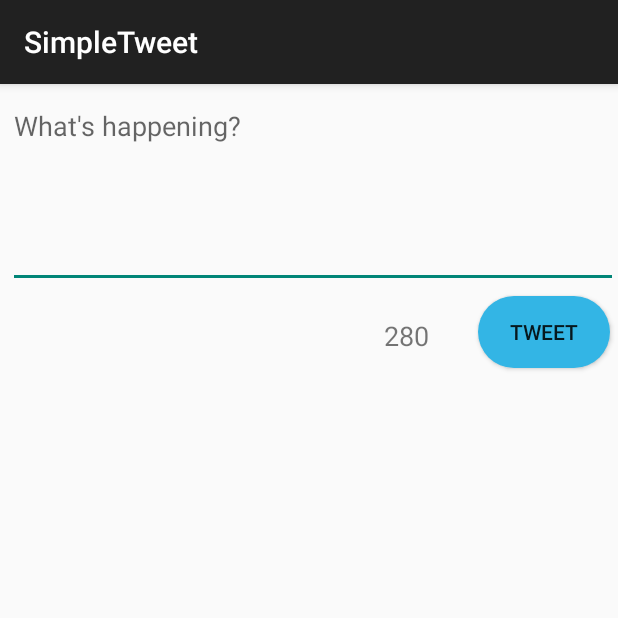
After one commit to Vladpetr/SimpleTweet, an Android app: the ComposeActivity screen opened directly, with no data from a screen before it, on a phone screen of 412 x 824 dp, the top half of it. The commit adds this screen. Run offline under Robolectric (Android 15) with nearby library versions, the phone set to English and light mode, and no system bars; our stand-ins replace Room's generated code; libraries missing offline, so code that uses them is left out: com.codepath.asynchttpclient, com.facebook.stetho, org.parceler; 1 statement that could not run was skipped.

Commit message:
Adding ability to post tweets and view tweets offline.

```diff
--- a/app/build.gradle
+++ b/app/build.gradle
@@ -51,4 +51,7 @@ dependencies {
     implementation "androidx.room:room-runtime:$room_version"
     annotationProcessor "androidx.room:room-compiler:$room_version"
     implementation 'com.facebook.stetho:stetho:1.5.1'
+
+    implementation 'org.parceler:parceler-api:1.1.12'
+    annotationProcessor 'org.parceler:parceler:1.1.12'
 }
--- a/app/src/main/AndroidManifest.xml
+++ b/app/src/main/AndroidManifest.xml
@@ -13,7 +13,8 @@
         android:icon="@drawable/ic_launcher"
         android:label="@string/app_name"
         android:theme="@style/AppTheme">
-        <activity android:name=".TimelineActivity"></activity>
+        <activity android:name=".ComposeActivity"></activity>
+        <activity android:name=".TimelineActivity" />
         <activity
             android:name=".LoginActivity"
             android:label="@string/app_name"
--- /dev/null
+++ b/app/src/main/java/com/codepath/apps/restclienttemplate/ComposeActivity.java
@@ -0,0 +1,131 @@
+package com.codepath.apps.restclienttemplate;
+
+import androidx.appcompat.app.AppCompatActivity;
+
+import android.annotation.SuppressLint;
+import android.content.Intent;
+import android.os.Bundle;
+import android.text.Editable;
+import android.text.TextWatcher;
+import android.util.Log;
+import android.view.View;
+import android.widget.Button;
+import android.widget.EditText;
+import android.widget.TextView;
+import android.widget.Toast;
+
+import com.codepath.apps.restclienttemplate.models.Tweet;
+import com.codepath.asynchttpclient.callback.JsonHttpResponseHandler;
+
+import org.json.JSONException;
+import org.parceler.Parcels;
+
+import okhttp3.Headers;
+
+public class ComposeActivity extends AppCompatActivity {
+
+    public static final String TAG = "ComposeActivity";
+
+    public static final int MAX_TWEET_LENGTH = 280;
+
+    EditText etCompose;
+    Button btnTweet;
+    TextView tvWordCount;
+
+    TwitterClient client;
+
+    @Override
+    protected void onCreate(Bundle savedInstanceState) {
+        super.onCreate(savedInstanceState);
+        setContentView(R.layout.activity_compose);
+
+        client = TwitterApp.getRestClient(this);
+
+        etCompose = findViewById(R.id.etCompose);
+        btnTweet = findViewById(R.id.btnTweet);
+        tvWordCount = findViewById(R.id.tvWordCount);
+
+
+
+
+        // Set click listener on button
+        btnTweet.setOnClickListener(new View.OnClickListener() {
+            @Override
+            public void onClick(View view) {
+
+                String tweetContent = etCompose.getText().toString();
+                if (tweetContent.isEmpty()) {
+                    Toast.makeText(ComposeActivity.this, "Sorry, your tweet cannot be empty", Toast.LENGTH_SHORT).show();
+                    return;
+                }
+
+                if (tweetContent.length() > MAX_TWEET_LENGTH) {
+                    Toast.makeText(ComposeActivity.this, "Sorry, your tweet is too long", Toast.LENGTH_SHORT).show();
+                    return;
+                }
+                Toast.makeText(ComposeActivity.this, tweetContent, Toast.LENGTH_LONG).show();
+
+                // Make an API call to Twitter to publish the Tweet
+                client.publishTweet(tweetContent, new JsonHttpResponseHandler() {
+                    @Override
+                    public void onSuccess(int statusCode, Headers headers, JSON json) {
+                        Log.i(TAG, "onSuccess to publish tweet");
+                        try {
+                            Tweet tweet = Tweet.fromJson(json.jsonObject);
+                            Log.i(TAG, "Published tweet says: " + tweet);
+
+                            Intent intent = new Intent();
+                            intent.putExtra("tweet", Parcels.wrap(tweet));
+
+                            // set result code and bundle data for response
+                            setResult(RESULT_OK, intent);
+
+                            // close the activity, pass data to parent
+                            finish();
+
+
+                        } catch (JSONException e) {
+                            e.printStackTrace();
+                        }
+                    }
+
+                    @Override
+                    public void onFailure(int statusCode, Headers headers, String response, Throwable throwable) {
+                        Log.e(TAG, "onFailure to publish tweet", throwable);
+                    }
+                });
+
+            }
+        });
+
+
+        final TextWatcher TextEditorWatcher = new TextWatcher() {
+            public void beforeTextChanged(CharSequence s, int start, int count, int after) {
+            }
+
+            @SuppressLint("ResourceAsColor")
+            public void onTextChanged(CharSequence s, int start, int before, int count) {
+
+                tvWordCount.setText(String.valueOf(MAX_TWEET_LENGTH - s.length()));
+
+                if (s.length() > MAX_TWEET_LENGTH) {
+                    btnTweet.setEnabled(false);
+                    btnTweet.setBackground(getResources().getDrawable(R.drawable.red_rounded_corners));
+
+                }
+                else {
+                    btnTweet.setEnabled(true);
+                    btnTweet.setBackground(getResources().getDrawable(R.drawable.blue_rounded_corners));
+                }
+
+            }
+
+            public void afterTextChanged(Editable s) {
+            }
+        };
+
+        etCompose.addTextChangedListener(TextEditorWatcher);
+
+
+    }
+}
--- a/app/src/main/java/com/codepath/apps/restclienttemplate/MyDatabase.java
+++ b/app/src/main/java/com/codepath/apps/restclienttemplate/MyDatabase.java
@@ -5,10 +5,14 @@ import androidx.room.RoomDatabase;
 
 import com.codepath.apps.restclienttemplate.models.SampleModel;
 import com.codepath.apps.restclienttemplate.models.SampleModelDao;
+import com.codepath.apps.restclienttemplate.models.Tweet;
+import com.codepath.apps.restclienttemplate.models.TweetDao;
+import com.codepath.apps.restclienttemplate.models.User;
 
-@Database(entities={SampleModel.class}, version=1)
+@Database(entities={SampleModel.class, Tweet.class, User.class}, version=2)
 public abstract class MyDatabase extends RoomDatabase {
     public abstract SampleModelDao sampleModelDao();
+    public abstract TweetDao tweetDao();
 
     // Database name to be used
     public static final String NAME = "MyDataBase";
--- a/app/src/main/java/com/codepath/apps/restclienttemplate/TweetsAdapter.java
+++ b/app/src/main/java/com/codepath/apps/restclienttemplate/TweetsAdapter.java
@@ -72,6 +72,7 @@ public class TweetsAdapter extends RecyclerView.Adapter<TweetsAdapter.ViewHolder
         ImageView ivProfileImage;
         TextView tvBody;
         TextView tvScreenName;
+        TextView tvTime;
 
 
         public ViewHolder(@NonNull View itemView) {
@@ -79,11 +80,13 @@ public class TweetsAdapter extends RecyclerView.Adapter<TweetsAdapter.ViewHolder
             ivProfileImage = itemView.findViewById(R.id.ivProfileImage);
             tvBody = itemView.findViewById(R.id.tvBody);
             tvScreenName = itemView.findViewById(R.id.tvScreenName);
+
         }
 
         public void bind(Tweet tweet) {
             tvBody.setText(tweet.body);
             tvScreenName.setText(tweet.user.screenName);
+
             Glide.with(context).load(tweet.user.profileImageUrl).into(ivProfileImage);
         }
     }
--- a/app/src/main/java/com/codepath/apps/restclienttemplate/models/SampleModelDao.java
+++ b/app/src/main/java/com/codepath/apps/restclienttemplate/models/SampleModelDao.java
@@ -21,4 +21,5 @@ public interface SampleModelDao {
 
     @Insert(onConflict = OnConflictStrategy.REPLACE)
     void insertModel(SampleModel... sampleModels);
+
 }
--- /dev/null
+++ b/app/src/main/res/drawable/blue_rounded_corners.xml
@@ -0,0 +1,5 @@
+<?xml version="1.0" encoding="utf-8"?>
+<shape xmlns:android="http://schemas.android.com/apk/res/android">
+    <corners android:radius="24dp" />
+    <solid android:color="#ff33b5e5" />
+</shape>
--- /dev/null
+++ b/app/src/main/res/drawable/red_rounded_corners.xml
@@ -0,0 +1,5 @@
+<?xml version="1.0" encoding="utf-8"?>
+<shape xmlns:android="http://schemas.android.com/apk/res/android">
+    <corners android:radius="24dp" />
+    <solid android:color="#ffff4444" />
+</shape>
--- /dev/null
+++ b/app/src/main/res/layout/activity_compose.xml
@@ -0,0 +1,49 @@
+<?xml version="1.0" encoding="utf-8"?>
+<RelativeLayout
+    xmlns:android="http://schemas.android.com/apk/res/android"
+    xmlns:app="http://schemas.android.com/apk/res-auto"
+    xmlns:tools="http://schemas.android.com/tools"
+    android:layout_width="match_parent"
+    android:layout_height="match_parent"
+    tools:context=".ComposeActivity">
+
+    <EditText
+        android:id="@+id/etCompose"
+        android:layout_width="match_parent"
+        android:layout_height="wrap_content"
+        android:layout_alignParentStart="true"
+        android:layout_alignParentTop="true"
+        android:layout_marginStart="5dp"
+        android:layout_marginTop="5dp"
+        android:ems="10"
+        android:gravity="start|top"
+        android:hint="What's happening?"
+        android:inputType="textMultiLine"
+        android:minLines="5"
+        />
+
+    <Button
+        android:id="@+id/btnTweet"
+        android:layout_width="wrap_content"
+        android:layout_height="wrap_content"
+        android:layout_below="@+id/etCompose"
+        android:layout_alignParentEnd="true"
+        android:layout_marginTop="5dp"
+        android:layout_marginEnd="5dp"
+        android:background="@drawable/blue_rounded_corners"
+        android:text="@string/tweet" />
+
+    <TextView
+        android:id="@+id/tvWordCount"
+        android:layout_width="wrap_content"
+        android:layout_height="wrap_content"
+        android:layout_below="@+id/etCompose"
+        android:layout_alignParentStart="true"
+        android:layout_marginStart="256dp"
+        android:layout_marginTop="19dp"
+        android:layout_marginEnd="27dp"
+        android:layout_marginBottom="5dp"
+        android:layout_toStartOf="@+id/btnTweet"
+        android:text="280"
+        android:textSize="18sp" />
+</RelativeLayout>
--- a/app/src/main/res/layout/item_tweet.xml
+++ b/app/src/main/res/layout/item_tweet.xml
@@ -39,4 +39,5 @@
         android:autoLink="all"
         android:linksClickable="true"
         tools:text="This is my tweet!" />
+
 </RelativeLayout>
--- a/app/src/main/res/values/strings.xml
+++ b/app/src/main/res/values/strings.xml
@@ -5,5 +5,6 @@
     <string name="login_label">Log in</string>
     <string name="intent_scheme">oauth</string>
     <string name="intent_host">cprest</string>
+    <string name="tweet">Tweet</string>
 
 </resources>
```
Also changed, not shown: app/src/main/java/com/codepath/apps/restclienttemplate/TimelineActivity.java (+90 -1 lines), app/src/main/java/com/codepath/apps/restclienttemplate/TwitterClient.java (+9 -0 lines), app/src/main/java/com/codepath/apps/restclienttemplate/models/Tweet.java (+27 -1 lines), app/src/main/java/com/codepath/apps/restclienttemplate/models/TweetDao.java (added, +23 -0 lines), app/src/main/java/com/codepath/apps/restclienttemplate/models/TweetWithUser.java (added, +29 -0 lines), app/src/main/java/com/codepath/apps/restclienttemplate/models/User.java (+33 -0 lines), app/src/main/res/menu/menu_main.xml (added, +10 -0 lines), 2 other files.
